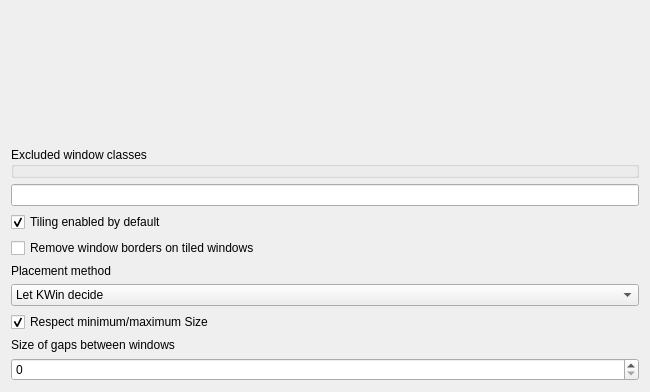
First picture: the form in contents/ui/config.ui, repository kwin-scripts/kwin-tiling, before the edit.
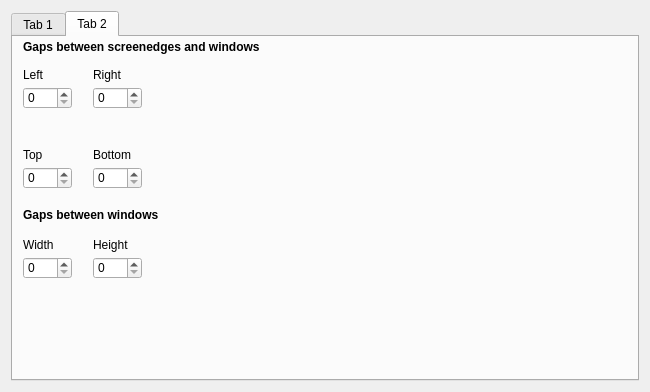
Second picture: the form after the edit. Custom widgets are drawn as their Qt base class.

Commit message: First draft of flexible gap UI

Patch:
```diff
--- a/contents/ui/config.ui
+++ b/contents/ui/config.ui
@@ -12,19 +12,38 @@
   </property>
   <layout class="QVBoxLayout" name="verticalLayout">
    <item>
-    <spacer name="verticalSpacer">
-     <property name="orientation">
-      <enum>Qt::Vertical</enum>
+    <widget class="QTabWidget" name="tabWidget">
+     <property name="currentIndex">
+      <number>1</number>
      </property>
-     <property name="sizeHint" stdset="0">
-      <size>
-       <width>20</width>
-       <height>40</height>
-      </size>
-     </property>
-    </spacer>
-   </item>
-   <item>
+     <widget class="QWidget" name="commonTab">
+      <property name="accessibleName">
+       <string notr="true"/>
+      </property>
+      <attribute name="title">
+       <string>Tab 1</string>
+      </attribute>
+      <widget class="QWidget" name="gridLayoutWidget">
+       <property name="geometry">
+        <rect>
+         <x>0</x>
+         <y>0</y>
+         <width>641</width>
+         <height>351</height>
+        </rect>
+       </property>
+       <layout class="QGridLayout" name="gridLayout">
+        <item row="3" column="0">
+         <widget class="QCheckBox" name="kcfg_respectMinMax">
+          <property name="text">
+           <string>Respect minimum/maximum Size</string>
+          </property>
+          <property name="checked">
+           <bool>true</bool>
+          </property>
+         </widget>
+        </item>
+        <item row="0" column="0">
     <widget class="KEditListBox" name="kcfg_floaters">
      <property name="toolTip">
       <string>&lt;html&gt;&lt;head/&gt;&lt;body&gt;&lt;p&gt;The windows that should be excluded from tiling, by window class&lt;/p&gt;&lt;/body&gt;&lt;/html&gt;</string>
@@ -37,10 +56,24 @@
      </property>
     </widget>
    </item>
-   <item>
+        <item row="4" column="0">
+         <widget class="QLabel" name="label_2">
+          <property name="text">
+           <string>Placement method</string>
+          </property>
+         </widget>
+        </item>
+        <item row="1" column="0">
+         <widget class="QCheckBox" name="kcfg_noBorder">
+          <property name="text">
+           <string>Remove window borders on tiled windows</string>
+          </property>
+         </widget>
+        </item>
+        <item row="6" column="0">
     <widget class="QLineEdit" name="kcfg_layouts"/>
    </item>
-   <item>
+        <item row="2" column="0">
     <widget class="QCheckBox" name="kcfg_userActive">
      <property name="text">
       <string>Tiling enabled by default</string>
@@ -50,21 +83,7 @@
      </property>
     </widget>
    </item>
-   <item>
-    <widget class="QCheckBox" name="kcfg_noBorder">
-     <property name="text">
-      <string>Remove window borders on tiled windows</string>
-     </property>
-    </widget>
-   </item>
-   <item>
-    <widget class="QLabel" name="label_2">
-     <property name="text">
-      <string>Placement method</string>
-     </property>
-    </widget>
-   </item>
-   <item>
+        <item row="5" column="0">
     <widget class="QComboBox" name="kcfg_placement">
      <item>
       <property name="text">
@@ -83,31 +102,178 @@
      </item>
     </widget>
    </item>
-   <item>
-    <widget class="QCheckBox" name="kcfg_respectMinMax">
-     <property name="text">
-      <string>Respect minimum/maximum Size</string>
-     </property>
-     <property name="checked">
-      <bool>true</bool>
-     </property>
-    </widget>
-   </item>
-   <item>
+       </layout>
+      </widget>
+     </widget>
+     <widget class="QWidget" name="tab_2">
+      <attribute name="title">
+       <string>Tab 2</string>
+      </attribute>
+      <widget class="QSpinBox" name="kcfg_screenGapSizeLeft">
+       <property name="geometry">
+        <rect>
+         <x>10</x>
+         <y>50</y>
+         <width>49</width>
+         <height>22</height>
+        </rect>
+       </property>
+      </widget>
+      <widget class="QSpinBox" name="kcfg_windowsGapSizeWidth">
+       <property name="geometry">
+        <rect>
+         <x>10</x>
+         <y>220</y>
+         <width>49</width>
+         <height>22</height>
+        </rect>
+       </property>
+      </widget>
+      <widget class="QSpinBox" name="kcfg_screenGapSizeRight">
+       <property name="geometry">
+        <rect>
+         <x>80</x>
+         <y>50</y>
+         <width>49</width>
+         <height>22</height>
+        </rect>
+       </property>
+      </widget>
+      <widget class="QSpinBox" name="kcfg_windowsGapSizeHeight">
+       <property name="geometry">
+        <rect>
+         <x>80</x>
+         <y>220</y>
+         <width>49</width>
+         <height>22</height>
+        </rect>
+       </property>
+      </widget>
+      <widget class="QSpinBox" name="kcfg_screenGapSizeTop">
+       <property name="geometry">
+        <rect>
+         <x>10</x>
+         <y>130</y>
+         <width>49</width>
+         <height>22</height>
+        </rect>
+       </property>
+      </widget>
+      <widget class="QSpinBox" name="kcfg_screenGapSizeBottom">
+       <property name="geometry">
+        <rect>
+         <x>80</x>
+         <y>130</y>
+         <width>49</width>
+         <height>22</height>
+        </rect>
+       </property>
+      </widget>
     <widget class="QLabel" name="label">
+       <property name="geometry">
+        <rect>
+         <x>10</x>
+         <y>0</y>
+         <width>371</width>
+         <height>21</height>
+        </rect>
+       </property>
      <property name="text">
-      <string>Size of gaps between windows</string>
-     </property>
-    </widget>
-   </item>
-   <item>
-    <widget class="QSpinBox" name="kcfg_gapSize">
-     <property name="toolTip">
-      <string>&lt;html&gt;&lt;head/&gt;&lt;body&gt;&lt;p&gt;The size (in pixels) for useless gaps between windows&lt;/p&gt;&lt;/body&gt;&lt;/html&gt;</string>
-     </property>
-     <property name="whatsThis">
-      <string>&lt;html&gt;&lt;head/&gt;&lt;body&gt;&lt;p&gt;Gapsize&lt;/p&gt;&lt;p&gt;&lt;br/&gt;&lt;/p&gt;&lt;/body&gt;&lt;/html&gt;</string>
-     </property>
+        <string>&lt;html&gt;&lt;head/&gt;&lt;body&gt;&lt;p&gt;&lt;span style=&quot; font-weight:600;&quot;&gt;Gaps between screenedges and windows&lt;/span&gt;&lt;/p&gt;&lt;/body&gt;&lt;/html&gt;</string>
+       </property>
+      </widget>
+      <widget class="QLabel" name="label_3">
+       <property name="geometry">
+        <rect>
+         <x>10</x>
+         <y>170</y>
+         <width>201</width>
+         <height>16</height>
+        </rect>
+       </property>
+       <property name="text">
+        <string>&lt;html&gt;&lt;head/&gt;&lt;body&gt;&lt;p&gt;&lt;span style=&quot; font-weight:600;&quot;&gt;Gaps between windows&lt;/span&gt;&lt;/p&gt;&lt;/body&gt;&lt;/html&gt;</string>
+       </property>
+      </widget>
+      <widget class="QLabel" name="label_4">
+       <property name="geometry">
+        <rect>
+         <x>10</x>
+         <y>30</y>
+         <width>53</width>
+         <height>16</height>
+        </rect>
+       </property>
+       <property name="text">
+        <string>Left</string>
+       </property>
+      </widget>
+      <widget class="QLabel" name="label_5">
+       <property name="geometry">
+        <rect>
+         <x>10</x>
+         <y>200</y>
+         <width>53</width>
+         <height>16</height>
+        </rect>
+       </property>
+       <property name="text">
+        <string>Width</string>
+       </property>
+      </widget>
+      <widget class="QLabel" name="label_6">
+       <property name="geometry">
+        <rect>
+         <x>80</x>
+         <y>30</y>
+         <width>53</width>
+         <height>16</height>
+        </rect>
+       </property>
+       <property name="text">
+        <string>Right</string>
+       </property>
+      </widget>
+      <widget class="QLabel" name="label_7">
+       <property name="geometry">
+        <rect>
+         <x>80</x>
+         <y>200</y>
+         <width>53</width>
+         <height>16</height>
+        </rect>
+       </property>
+       <property name="text">
+        <string>Height</string>
+       </property>
+      </widget>
+      <widget class="QLabel" name="label_8">
+       <property name="geometry">
+        <rect>
+         <x>10</x>
+         <y>110</y>
+         <width>53</width>
+         <height>16</height>
+        </rect>
+       </property>
+       <property name="text">
+        <string>Top</string>
+       </property>
+      </widget>
+      <widget class="QLabel" name="label_10">
+       <property name="geometry">
+        <rect>
+         <x>80</x>
+         <y>110</y>
+         <width>53</width>
+         <height>16</height>
+        </rect>
+       </property>
+       <property name="text">
+        <string>Bottom</string>
+       </property>
+      </widget>
+     </widget>
     </widget>
    </item>
   </layout>
```
Lines whose indentation alone changed are shown as unchanged.
